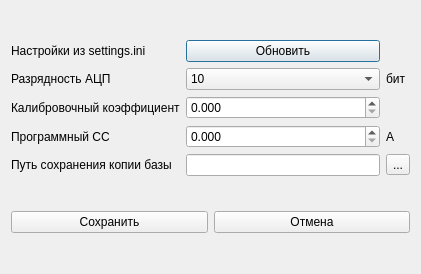
Before: the Qt Designer form gui/uies/settings.ui in neurocomputer/MemriBoard, drawn with Qt 5.
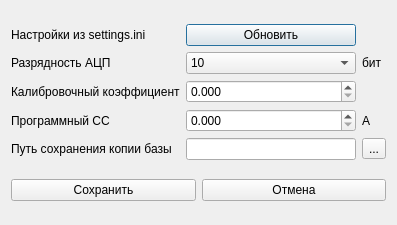
After: the same form once the commit is applied.

Commit message: bug fix with images

The edit to the form file:
```diff
--- a/gui/uies/settings.ui
+++ b/gui/uies/settings.ui
@@ -6,8 +6,8 @@
    <rect>
     <x>0</x>
     <y>0</y>
-    <width>421</width>
-    <height>274</height>
+    <width>397</width>
+    <height>225</height>
    </rect>
   </property>
   <property name="sizePolicy">
```
The commit also changes 2 other files.
